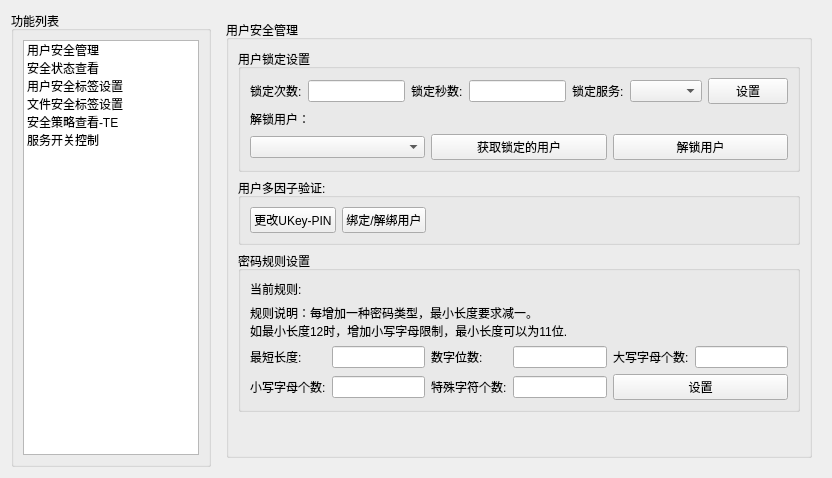
Before: the Qt Designer form SEC/tabsecritypage.ui in liuyufeng509/SecCenter, drawn with Qt 5.
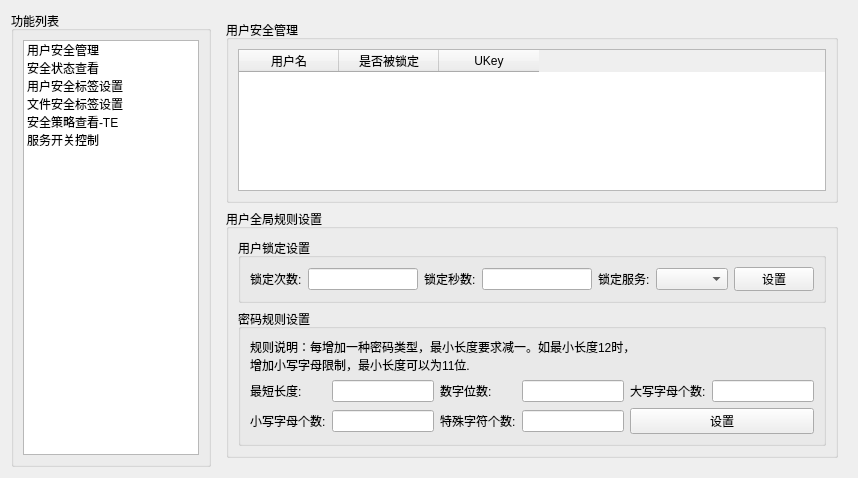
After: the same form once the commit is applied. The open tabs and pages were chosen to show the change.

Commit message: 完成用户安全管理的界面改造和容错处理

What changed in the file:
```diff
--- a/SEC/tabsecritypage.ui
+++ b/SEC/tabsecritypage.ui
@@ -6,7 +6,7 @@
    <rect>
     <x>0</x>
     <y>0</y>
-    <width>832</width>
+    <width>858</width>
     <height>478</height>
    </rect>
   </property>
@@ -87,8 +87,8 @@
       <number>4</number>
      </property>
      <widget class="QWidget" name="idfyPage">
-      <layout class="QGridLayout" name="gridLayout_3">
-       <item row="0" column="0">
+      <layout class="QVBoxLayout" name="verticalLayout_4">
+       <item>
         <widget class="QGroupBox" name="groupBox">
          <property name="enabled">
           <bool>true</bool>
@@ -98,11 +98,51 @@
          </property>
          <layout class="QVBoxLayout" name="verticalLayout">
           <item>
+           <widget class="QTableWidget" name="userTableWidget">
+            <property name="dragEnabled">
+             <bool>true</bool>
+            </property>
+            <property name="selectionBehavior">
+             <enum>QAbstractItemView::SelectRows</enum>
+            </property>
+            <column>
+             <property name="text">
+              <string>用户名</string>
+             </property>
+            </column>
+            <column>
+             <property name="text">
+              <string>是否被锁定</string>
+             </property>
+            </column>
+            <column>
+             <property name="text">
+              <string>UKey</string>
+             </property>
+            </column>
+           </widget>
+          </item>
+         </layout>
+        </widget>
+       </item>
+       <item>
+        <widget class="QGroupBox" name="groupBox_15">
+         <property name="maximumSize">
+          <size>
+           <width>16777215</width>
+           <height>250</height>
+          </size>
+         </property>
+         <property name="title">
+          <string>用户全局规则设置</string>
+         </property>
+         <layout class="QGridLayout" name="gridLayout_5">
+          <item row="0" column="0">
            <widget class="QGroupBox" name="groupBox_3">
             <property name="maximumSize">
              <size>
-              <width>16777215</width>
-              <height>200</height>
+              <width>12222222</width>
+              <height>65</height>
              </size>
             </property>
             <property name="autoFillBackground">
@@ -111,28 +151,7 @@
             <property name="title">
              <string>用户锁定设置</string>
             </property>
-            <layout class="QGridLayout" name="gridLayout_5">
-             <item row="2" column="0">
-              <layout class="QGridLayout" name="gridLayout_15">
-               <item row="0" column="3">
-                <widget class="QPushButton" name="getlockusrsButton">
-                 <property name="text">
-                  <string>获取锁定的用户</string>
-                 </property>
-                </widget>
-               </item>
-               <item row="0" column="2">
-                <widget class="QComboBox" name="locked_usr_comboBox"/>
-               </item>
-               <item row="0" column="4">
-                <widget class="QPushButton" name="unlockButton">
-                 <property name="text">
-                  <string>解锁用户</string>
-                 </property>
-                </widget>
-               </item>
-              </layout>
-             </item>
+            <layout class="QGridLayout" name="gridLayout_3">
              <item row="0" column="0">
               <layout class="QGridLayout" name="gridLayout">
                <item row="0" column="1">
@@ -174,53 +193,10 @@
                </item>
               </layout>
              </item>
-             <item row="1" column="0">
-              <widget class="QLabel" name="label_30">
-               <property name="text">
-                <string>解锁用户：</string>
-               </property>
-              </widget>
-             </item>
             </layout>
            </widget>
           </item>
-          <item>
-           <widget class="QGroupBox" name="groupBox_5">
-            <property name="title">
-             <string>用户多因子验证:</string>
-            </property>
-            <layout class="QGridLayout" name="gridLayout_14">
-             <item row="0" column="0">
-              <widget class="QPushButton" name="ukey_pinButton">
-               <property name="text">
-                <string>更改UKey-PIN</string>
-               </property>
-              </widget>
-             </item>
-             <item row="0" column="2">
-              <spacer name="horizontalSpacer">
-               <property name="orientation">
-                <enum>Qt::Horizontal</enum>
-               </property>
-               <property name="sizeHint" stdset="0">
-                <size>
-                 <width>40</width>
-                 <height>20</height>
-                </size>
-               </property>
-              </spacer>
-             </item>
-             <item row="0" column="1">
-              <widget class="QPushButton" name="ukey_userButton">
-               <property name="text">
-                <string>绑定/解绑用户</string>
-               </property>
-              </widget>
-             </item>
-            </layout>
-           </widget>
-          </item>
-          <item>
+          <item row="1" column="0">
            <widget class="QGroupBox" name="groupBox_4">
             <property name="maximumSize">
              <size>
@@ -234,75 +210,68 @@
             <layout class="QGridLayout" name="gridLayout_7">
              <item row="0" column="0">
               <layout class="QGridLayout" name="gridLayout_6">
-               <item row="3" column="4" colspan="2">
+               <item row="2" column="4" colspan="2">
                 <widget class="QPushButton" name="setPwButton">
                  <property name="text">
                   <string>设置</string>
                  </property>
                 </widget>
                </item>
-               <item row="2" column="1">
+               <item row="1" column="1">
                 <widget class="QLineEdit" name="minlenEdit"/>
                </item>
-               <item row="2" column="3">
+               <item row="1" column="3">
                 <widget class="QLineEdit" name="dlenEdit"/>
                </item>
-               <item row="2" column="4">
+               <item row="1" column="4">
                 <widget class="QLabel" name="label_3">
                  <property name="text">
                   <string>大写字母个数:</string>
                  </property>
                 </widget>
                </item>
-               <item row="2" column="2">
+               <item row="1" column="2">
                 <widget class="QLabel" name="label_2">
                  <property name="text">
                   <string>数字位数:</string>
                  </property>
                 </widget>
                </item>
-               <item row="2" column="0">
+               <item row="2" column="1">
+                <widget class="QLineEdit" name="lowlenEdit"/>
+               </item>
+               <item row="1" column="0">
                 <widget class="QLabel" name="label">
                  <property name="text">
                   <string>最短长度:</string>
                  </property>
                 </widget>
                </item>
-               <item row="3" column="1">
-                <widget class="QLineEdit" name="lowlenEdit"/>
-               </item>
-               <item row="0" column="0" colspan="6">
-                <widget class="QLabel" name="cur_pwd_label">
-                 <property name="text">
-                  <string>当前规则:</string>
-                 </property>
-                </widget>
-               </item>
-               <item row="2" column="5">
+               <item row="1" column="5">
                 <widget class="QLineEdit" name="uplenEdit"/>
                </item>
-               <item row="3" column="2">
+               <item row="2" column="3">
+                <widget class="QLineEdit" name="othlenEdit"/>
+               </item>
+               <item row="2" column="2">
                 <widget class="QLabel" name="label_5">
                  <property name="text">
                   <string>特殊字符个数:</string>
                  </property>
                 </widget>
                </item>
-               <item row="3" column="3">
-                <widget class="QLineEdit" name="othlenEdit"/>
-               </item>
-               <item row="3" column="0">
+               <item row="2" column="0">
                 <widget class="QLabel" name="label_4">
                  <property name="text">
                   <string>小写字母个数:</string>
                  </property>
                 </widget>
                </item>
-               <item row="1" column="0" colspan="6">
+               <item row="0" column="0" colspan="6">
                 <widget class="QLabel" name="label_13">
                  <property name="text">
-                  <string>规则说明：每增加一种密码类型，最小长度要求减一。
-如最小长度12时，增加小写字母限制，最小长度可以为11位.</string>
+                  <string>规则说明：每增加一种密码类型，最小长度要求减一。如最小长度12时，
+增加小写字母限制，最小长度可以为11位.</string>
                  </property>
                 </widget>
                </item>
@@ -311,19 +280,6 @@
             </layout>
            </widget>
           </item>
-          <item>
-           <spacer name="verticalSpacer">
-            <property name="orientation">
-             <enum>Qt::Vertical</enum>
-            </property>
-            <property name="sizeHint" stdset="0">
-             <size>
-              <width>20</width>
-              <height>40</height>
-             </size>
-            </property>
-           </spacer>
-          </item>
          </layout>
         </widget>
        </item>
```
Left out of the diff: 47 changed lines with no effect on the pictures. The commit also changes 12 other files.
